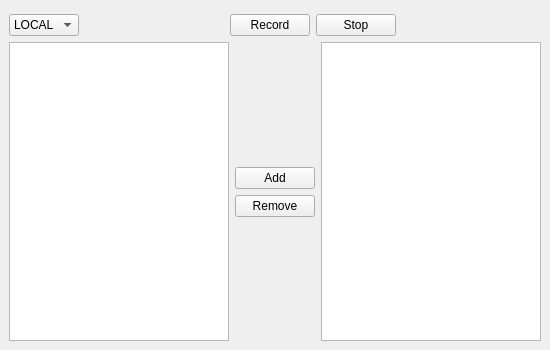
Qt form rqt_record/resource/mainwindow.ui (sonia-auv/ros2_rqt_sonia_plugins) before a commit.
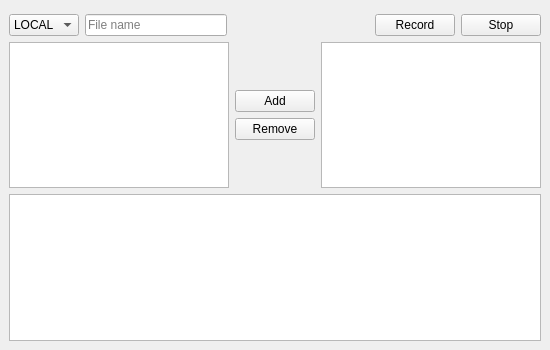
The same form after that commit.

What changed in the file:
```diff
--- a/rqt_record/resource/mainwindow.ui
+++ b/rqt_record/resource/mainwindow.ui
@@ -59,7 +59,7 @@
        <property name="currentText">
         <string>LOCAL</string>
         </property>
-        <property name="placeholderText" stdset="0">
+        <property name="placeholderText">
         <string/>
         </property>
         <item>
@@ -80,7 +80,17 @@
        </widget>
       </item>
       <item>
-       <spacer name="horizontalSpacer">
+       <widget class="QLineEdit" name="bagName">
+        <property name="text">
+         <string/>
+        </property>
+        <property name="placeholderText">
+         <string>File name</string>
+        </property>
+       </widget>
+      </item>
+      <item>
+       <spacer name="horizontalSpacer_2">
         <property name="orientation">
          <enum>Qt::Horizontal</enum>
         </property>
@@ -106,19 +116,6 @@
         </property>
        </widget>
       </item>
-      <item>
-       <spacer name="horizontalSpacer_2">
-        <property name="orientation">
-         <enum>Qt::Horizontal</enum>
-        </property>
-        <property name="sizeHint" stdset="0">
-         <size>
-          <width>40</width>
-          <height>20</height>
-         </size>
-        </property>
-       </spacer>
-      </item>
      </layout>
     </item>
     <item>
@@ -175,6 +172,13 @@
       </item>
      </layout>
     </item>
+    <item>
+     <widget class="QTextEdit" name="recordFeedback">
+      <property name="enabled">
+       <bool>true</bool>
+      </property>
+     </widget>
+    </item>
    </layout>
   </widget>
  </widget>
```
Lines whose indentation alone changed are shown as unchanged.
